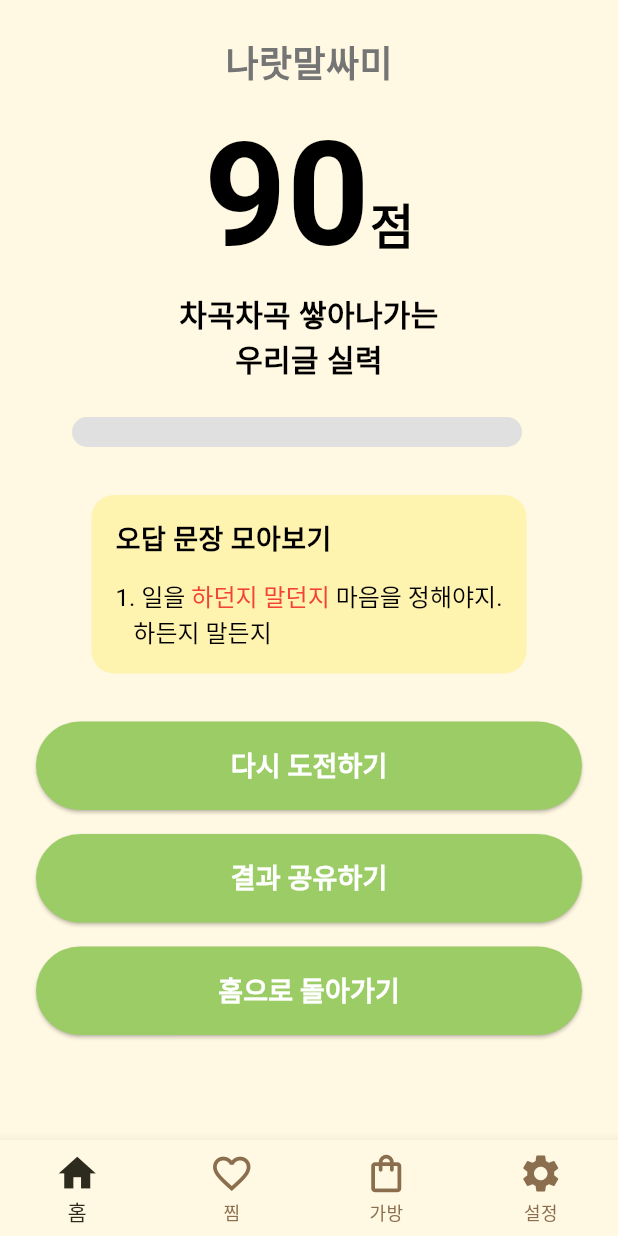
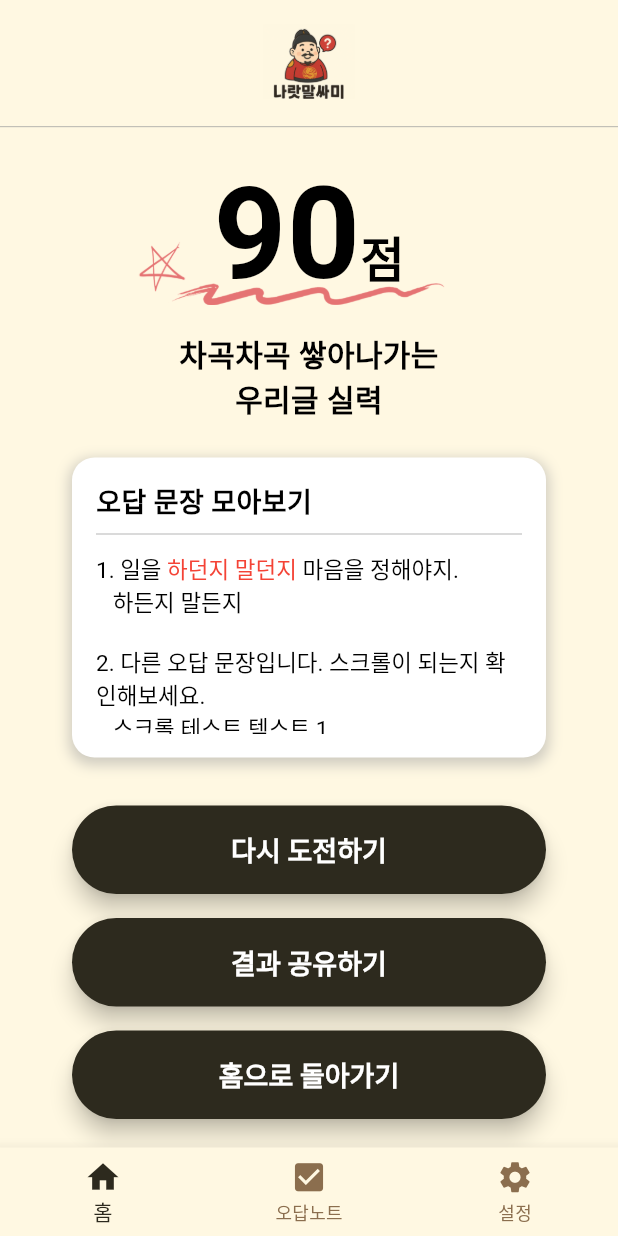
Before and after one commit to Sjaize/narat_app, a Flutter app: the ResultPage screen opened directly, on a phone screen of 412 x 824 dp. Run offline on Flutter 3.47's test engine with Material 3 defaults, Android fonts, the light colour scheme and no system bars; our stand-ins replace flutter_svg; Roboto replaces fonts that are missing (GmarketSansTTF).

Commit message:
frontend mockUp

```diff
--- a/my_flutter_app/lib/main_page.dart
+++ b/my_flutter_app/lib/main_page.dart
@@ -315,12 +315,8 @@ class MainPage extends StatelessWidget {
             label: '홈',
           ),
           BottomNavigationBarItem(
-            icon: Icon(Icons.favorite_border), // 하트 아이콘 (Outline 버전 사용)
-            label: '찜',
-          ),
-          BottomNavigationBarItem(
-            icon: Icon(Icons.shopping_bag_outlined), // 가방 아이콘 (Outline 버전 사용)
-            label: '가방',
+            icon: Icon(Icons.check_box), // 하트 아이콘을 체크 박스 아이콘으로 변경
+            label: '오답노트', // '찜'을 '오답노트'로 변경
           ),
           BottomNavigationBarItem(
             icon: Icon(Icons.settings), // 설정 아이콘
--- a/my_flutter_app/lib/problem_page.dart
+++ b/my_flutter_app/lib/problem_page.dart
@@ -29,12 +29,8 @@ class _ProblemPageState extends State<ProblemPage> {
             label: '홈',
           ),
           BottomNavigationBarItem(
-            icon: Icon(Icons.favorite_border), // 하트 아이콘 (Outline 버전 사용)
-            label: '찜',
-          ),
-          BottomNavigationBarItem(
-            icon: Icon(Icons.shopping_bag_outlined), // 가방 아이콘 (Outline 버전 사용)
-            label: '가방',
+            icon: Icon(Icons.check_box), // 하트 아이콘을 체크 박스 아이콘으로 변경
+            label: '오답노트', // '찜'을 '오답노트'로 변경
           ),
           BottomNavigationBarItem(
             icon: Icon(Icons.settings), // 설정 아이콘
--- a/my_flutter_app/lib/result_page.dart
+++ b/my_flutter_app/lib/result_page.dart
@@ -1,39 +1,51 @@
 import 'package:flutter/material.dart';
+import 'problem_page.dart';
+import 'main_page.dart'; // 홈으로 돌아가기 위한 메인 페이지 임포트
 
 class ResultPage extends StatelessWidget {
-  // TODO: 결과 데이터를 받을 변수 추가 (예: 점수, 틀린 문제 목록)
-  // final int score;
-  // final List<Problem> incorrectProblems;
+  final int score;
 
   const ResultPage({
     super.key,
-    // required this.score,
-    // required this.incorrectProblems,
+    this.score = 90, // 임시 기본값 90점
   });
 
   @override
   Widget build(BuildContext context) {
     return Scaffold(
       backgroundColor: const Color(0xFFFFF8E2), // 배경색
-      body: SafeArea(
-        bottom: false,
-        child: SingleChildScrollView( // 콘텐츠가 화면을 넘어갈 경우 스크롤 가능하도록
+      body: Column( // Main Column for the page
+        children: [
+          // 헤더 콘텐츠 (기존 헤더 영역에서 분리)
+          SafeArea( // 헤더 콘텐츠에만 SafeArea 적용하여 상태 표시줄 아래 배치
+            bottom: false, // 하단 시스템 바 영역은 피하지 않음
+            child: Padding(
+              padding: const EdgeInsets.only(top: 16.0), // 원래 수직 패딩 유지
               child: Column(
+                crossAxisAlignment: CrossAxisAlignment.start,
+                children: [
+                  // 상단 이미지 (onboarding.png)
+                  Center(
+                    child: Image.asset(
+                      'assets/images/onboarding.png', // 이미지 파일 경로
+                      height: 50.0, // 이미지 높이
+                    ),
+                  ),
+                  const SizedBox(height: 18.0), // 이미지와 구분선 사이 간격
+                  const Divider(height: 1.0, thickness: 0.5, color: Colors.grey), // 새로운 구분선 추가
+                ],
+              ),
+            ),
+          ),
+
+          // 스크롤 가능한 본문 영역
+          Expanded( // Expanded widget to take available vertical space
+            child: SingleChildScrollView( // Allows content inside to scroll
+              child: Column( // Column for the actual page content
                 crossAxisAlignment: CrossAxisAlignment.center,
                 children: [
-              const SizedBox(height: 24.0), // 상단 여백
-
-              // 나랏말싸미 로고 (텍스트로 임시 구현 또는 이미지 사용)
-              Text(
-                '나랏말싸미',
-                style: TextStyle(
-                  fontSize: 24,
-                  fontWeight: FontWeight.bold,
-                  color: Colors.grey[600], // 회색 계열
-                  // TODO: 이미지 사용 시 Image.asset('assets/images/...') 사용
-                ),
-              ),
-              const SizedBox(height: 24.0), // 로고와 점수 사이 간격
+                  // TODO: 점수 섹션, 프로그레스 바, 오답 섹션, 버튼들 추가
+                  const SizedBox(height: 24.0), // 헤더와 점수 섹션 사이 간격 조정 (기존 24.0에서 감소)
 
                   // 점수 섹션
                   Stack(
@@ -45,17 +57,17 @@ class ResultPage extends StatelessWidget {
                         crossAxisAlignment: CrossAxisAlignment.baseline,
                         textBaseline: TextBaseline.alphabetic,
                         children: [
-                      const Text(
-                        '90', // TODO: 실제 점수 변수 사용
-                        style: TextStyle(
-                          fontSize: 96, // 이미지 기반 글자 크기
+                          Text(
+                            '$score', // 실제 점수 변수 사용
+                            style: const TextStyle(
+                              fontSize: 85, // 이미지 기반 글자 크기
                               fontWeight: FontWeight.bold,
                               color: Colors.black,
-                          height: 1.0, // 줄 간격 조정
+                              height: 1.1, // 줄 간격 조정
                             ),
                           ),
                           const Text(
-                        '점', // TODO: '점' 텍스트
+                            '점', // '점' 텍스트
                             style: TextStyle(
                               fontSize: 32, // 이미지 기반 글자 크기
                               fontWeight: FontWeight.bold,
@@ -64,9 +76,26 @@ class ResultPage extends StatelessWidget {
                           ),
                         ],
                       ),
+                      Positioned(
+                        left: 90,
+                        bottom: 5.0, // star.png 위치 유지
+                        child: Image.asset(
+                          'assets/images/star.png', // 별 이미지 경로
+                          height: 40.0, // star.png 높이를 원래대로 되돌림
+                          color: const Color(0xFFE57373), // 빨간색으로 변경
+                        ),
+                      ),
+                      Positioned(
+                        bottom: -12.0, // 밑줄 이미지를 점수 텍스트 아래에 보이도록 조정
+                        child: Image.asset(
+                          'assets/images/underline.png', // 밑줄 이미지 경로
+                          width: 200.0, // underline.png 너비 조정
+                          color: const Color(0xFFE57373), // 빨간색으로 변경
+                        ),
+                      ),
                     ],
                   ),
-              const SizedBox(height: 16.0), // 점수와 텍스트 사이 간격
+                  const SizedBox(height: 18.0), // 점수와 텍스트 사이 간격 조정
 
                   // 차곡차곡 쌓아나가는 우리글 실력 텍스트
                   const Text(
@@ -79,64 +108,47 @@ class ResultPage extends StatelessWidget {
                       color: Colors.black,
                     ),
                   ),
-              const SizedBox(height: 24.0), // 텍스트와 프로그레스 바 사이 간격
-
-              // 프로그레스 바 및 달리는 캐릭터 이미지
-              Padding(
-                padding: const EdgeInsets.symmetric(horizontal: 48.0), // 좌우 여백 유지
-                child: Row(
-                  crossAxisAlignment: CrossAxisAlignment.center,
-                  children: [
-                    // 프로그레스 바 (임시 구현)
-                    Expanded(
-                      child: Container(
-                        height: 20.0,
-                        decoration: BoxDecoration(
-                          color: Colors.grey[300], // 프로그레스 바 배경색 임시 표시
-                          borderRadius: BorderRadius.circular(10.0), // 둥근 모서리
-                        ),
-                        // TODO: 실제 프로그레스 상태 반영
-                        // child: LinearProgressIndicator(...),
-                      ),
-                    ),
-                    const SizedBox(width: 16.0), // 프로그레스 바와 이미지 사이 간격
-                    // 달리는 캐릭터 이미지
-                    // Image.asset(
-                    //   'assets/images/loading.png', // 달리는 캐릭터 이미지 경로
-                    //   height: 40.0, // 이미지 크기 조정 (이미지 참고)
-                    // ),
-                  ],
-                ),
-              ),
-              const SizedBox(height: 32.0), // 프로그레스 바와 오답 섹션 사이 간격
-
+                  const SizedBox(height: 24.0), // 텍스트와 "오답 문장" 사이 간격 (이전 `텍스트와 프로그레스 바 사이 간격`)
 
                   // 오답 문장 모아보기 섹션
                   Container(
-                margin: const EdgeInsets.symmetric(horizontal: 24.0), // 좌우 여백
+                    margin: const EdgeInsets.symmetric(horizontal: 48.0), // 좌우 여백을 main_page와 동일하게 조정
                     padding: const EdgeInsets.all(16.0), // 내부 패딩
+                    height: 200.0, // 고정 높이 설정
                     decoration: BoxDecoration(
-                  color: const Color(0xFFFFF3B0), // 연한 노란색 배경
+                      color: Colors.white, // 배경색 흰색으로 변경
                       borderRadius: BorderRadius.circular(15.0), // 둥근 모서리
+                      boxShadow: [ // 그림자 효과 추가
+                        BoxShadow(
+                          color: Colors.grey.withOpacity(0.5),
+                          spreadRadius: 2,
+                          blurRadius: 7,
+                          offset: const Offset(0, 3), // x, y 축으로 그림자 위치 조정
+                        ),
+                      ],
                     ),
                     child: Column(
                       crossAxisAlignment: CrossAxisAlignment.start,
                       children: [
                         const Text(
                           '오답 문장 모아보기', // 이미지 참고
+                          textAlign: TextAlign.start, // 텍스트 좌측 정렬
                           style: TextStyle(
                             fontSize: 18, // 이미지 기반 글자 크기
                             fontWeight: FontWeight.bold,
                             color: Colors.black,
                           ),
                         ),
-                    const SizedBox(height: 12.0), // 제목과 오답 목록 사이 간격
-                    // TODO: 틀린 문제 목록 표시 (ListView.builder 또는 Column 사용)
-                    // 현재는 이미지에 있는 오답 예시 하드코딩
-                    RichText(
+                        const Divider(height: 16.0, thickness: 0.5, color: Colors.grey), // 구분선 추가
+                        const SizedBox(height: 4.0), // 제목과 오답 목록 사이 간격 조정
+
+                        // 오답 목록 텍스트 (스크롤 가능하게)
+                        Expanded( // Take remaining space in the fixed-height container
+                          child: SingleChildScrollView(
+                            child: RichText(
                               text: TextSpan(
                                 style: const TextStyle(
-                          fontSize: 16,
+                                  fontSize: 15,
                                   color: Colors.black,
                                 ),
                                 children: <TextSpan>[
@@ -147,9 +159,20 @@ class ResultPage extends StatelessWidget {
                                        color: Colors.red, // 이미지 참고 (빨간색)
                                     ),
                                   ),
-                          const TextSpan(text: ' 마음을 정해야지.'), // 이미지 참고
-                          const TextSpan(text: '\n   하든지 말든지'), // 이미지 참고
+                                  const TextSpan(text: ''' 마음을 정해야지.'''), // 이미지 참고
+                                  const TextSpan(text: '''\n   하든지 말든지'''), // 이미지 참고 (수정: 삼중 따옴표 사용)
+                                  const TextSpan(text: '''\n\n'''), // 스크롤 테스트용 추가 내용 (수정: 삼중 따옴표 사용)
+                                  const TextSpan(text: '2. 다른 오답 문장입니다. 스크롤이 되는지 확인해보세요.'),
+                                  const TextSpan(text: '''\n   스크롤 테스트 텍스트 1'''), // 수정: 삼중 따옴표 사용
+                                  const TextSpan(text: '''\n   스크롤 테스트 텍스트 2'''), // 수정: 삼중 따옴표 사용
+                                  const TextSpan(text: '''\n   스크롤 테스트 텍스트 3'''), // 수정: 삼중 따옴표 사용
+                                  const TextSpan(text: '''\n   스크롤 테스트 텍스트 4'''), // 수정: 삼중 따옴표 사용
+                                  const TextSpan(text: '''\n   스크롤 테스트 텍스트 5'''), // 수정: 삼중 따옴표 사용
+                                  const TextSpan(text: '''\n   스크롤 테스트 텍스트 6'''), // 수정: 삼중 따옴표 사용
+                                  const TextSpan(text: '''\n   스크롤 테스트 텍스트 7'''), // 수정: 삼중 따옴표 사용
                                 ],
+                              ),
+                            ),
                           ),
                         ),
                       ],
@@ -159,7 +182,7 @@ class ResultPage extends StatelessWidget {
 
                   // 버튼들
                   Padding(
-                padding: const EdgeInsets.symmetric(horizontal: 24.0), // 버튼 좌우 여백
+                    padding: const EdgeInsets.symmetric(horizontal: 48.0), // 버튼 좌우 여백을 줄여 사이즈 조정
                     child: Column(
                       children: [
                         // 다시 도전하기 버튼
@@ -169,17 +192,21 @@ class ResultPage extends StatelessWidget {
                             // Navigator.pushReplacementNamed(context, '/problem');
                           },
                           style: ElevatedButton.styleFrom(
-                        backgroundColor: const Color(0xFF9CCC65), // 녹색 배경 (이미지 참고)
-                        foregroundColor: Colors.white, // 글자색 흰색
-                        padding: const EdgeInsets.symmetric(vertical: 16.0), // 세로 패딩
+                            backgroundColor: const Color(0xFF2D2A1E), // main_page의 버튼 색상으로 변경
+                            foregroundColor: Colors.white, // 글자색 흰색 유지
+                            padding: const EdgeInsets.symmetric(vertical: 16.0), // 세로 패딩 유지
                             shape: RoundedRectangleBorder(
-                          borderRadius: BorderRadius.circular(30.0), // 둥근 모서리
+                              borderRadius: BorderRadius.circular(48.0), // 모서리 둥글기 48.0으로 변경
                             ),
+                            textStyle: const TextStyle(
+                              fontSize: 18,
+                              fontWeight: FontWeight.bold,
+                            ), // 텍스트 스타일 유지
+                            elevation: 6.0, // 그림자 효과 추가
                             minimumSize: const Size(double.infinity, 50), // 너비를 double.infinity로 설정
                           ),
                           child: const Text(
                             '다시 도전하기', // 이미지 참고
-                        style: TextStyle(fontSize: 18, fontWeight: FontWeight.bold),
                           ),
                         ),
                         const SizedBox(height: 16.0), // 버튼 사이 간격
@@ -190,17 +217,21 @@ class ResultPage extends StatelessWidget {
                             // TODO: 결과 공유하기 액션
                           },
                            style: ElevatedButton.styleFrom(
-                        backgroundColor: const Color(0xFF9CCC65), // 녹색 배경 (이미지 참고)
-                        foregroundColor: Colors.white, // 글자색 흰색
-                        padding: const EdgeInsets.symmetric(vertical: 16.0), // 세로 패딩
+                            backgroundColor: const Color(0xFF2D2A1E), // main_page의 버튼 색상으로 변경
+                            foregroundColor: Colors.white, // 글자색 흰색 유지
+                            padding: const EdgeInsets.symmetric(vertical: 16.0), // 세로 패딩 유지
                             shape: RoundedRectangleBorder(
-                          borderRadius: BorderRadius.circular(30.0), // 둥근 모서리
+                              borderRadius: BorderRadius.circular(48.0), // 모서리 둥글기 48.0으로 변경
                             ),
+                            textStyle: const TextStyle(
+                              fontSize: 18,
+                              fontWeight: FontWeight.bold,
+                            ), // 텍스트 스타일 유지
+                            elevation: 6.0, // 그림자 효과 추가
                              minimumSize: const Size(double.infinity, 50), // 너비를 double.infinity로 설정
                           ),
                           child: const Text(
                             '결과 공유하기', // 이미지 참고
-                        style: TextStyle(fontSize: 18, fontWeight: FontWeight.bold),
                           ),
                         ),
                         const SizedBox(height: 16.0), // 버튼 사이 간격
@@ -208,21 +239,29 @@ class ResultPage extends StatelessWidget {
                         // 홈으로 돌아가기 버튼
                         ElevatedButton(
                           onPressed: () {
-                        // TODO: 홈으로 돌아가기 액션
-                         // Navigator.popUntil(context, ModalRoute.withName('/')); // 예시: 홈 경로로 pop
+                            // 홈으로 돌아가기 액션
+                             Navigator.pushAndRemoveUntil(
+                               context,
+                               MaterialPageRoute(builder: (context) => const MainPage()),
+                               (Route<dynamic> route) => false, // 모든 이전 라우트 제거
+                             );
                           },
                            style: ElevatedButton.styleFrom(
-                        backgroundColor: const Color(0xFF9CCC65), // 녹색 배경 (이미지 참고)
-                        foregroundColor: Colors.white, // 글자색 흰색
-                        padding: const EdgeInsets.symmetric(vertical: 16.0), // 세로 패딩
+                            backgroundColor: const Color(0xFF2D2A1E), // main_page의 버튼 색상으로 변경
+                            foregroundColor: Colors.white, // 글자색 흰색 유지
+                            padding: const EdgeInsets.symmetric(vertical: 16.0), // 세로 패딩 유지
                             shape: RoundedRectangleBorder(
-                          borderRadius: BorderRadius.circular(30.0), // 둥근 모서리
+                              borderRadius: BorderRadius.circular(48.0), // 모서리 둥글기 48.0으로 변경
                             ),
+                            textStyle: const TextStyle(
+                              fontSize: 18,
+                              fontWeight: FontWeight.bold,
+                            ), // 텍스트 스타일 유지
+                            elevation: 6.0, // 그림자 효과 추가
                              minimumSize: const Size(double.infinity, 50), // 너비를 double.infinity로 설정
                           ),
                           child: const Text(
                             '홈으로 돌아가기', // 이미지 참고
-                        style: TextStyle(fontSize: 18, fontWeight: FontWeight.bold),
                           ),
                         ),
                       ],
@@ -233,6 +272,8 @@ class ResultPage extends StatelessWidget {
               ),
             ),
           ),
+        ],
+      ),
       bottomNavigationBar: BottomNavigationBar(
         items: const <BottomNavigationBarItem>[
           BottomNavigationBarItem(
@@ -240,12 +281,8 @@ class ResultPage extends StatelessWidget {
             label: '홈',
           ),
           BottomNavigationBarItem(
-            icon: Icon(Icons.favorite_border), // 하트 아이콘 (Outline 버전 사용)
-            label: '찜',
-          ),
-          BottomNavigationBarItem(
-            icon: Icon(Icons.shopping_bag_outlined), // 가방 아이콘 (Outline 버전 사용)
-            label: '가방',
+            icon: Icon(Icons.check_box), // 하트 아이콘을 체크 박스 아이콘으로 변경
+            label: '오답노트', // '찜'을 '오답노트'로 변경
           ),
           BottomNavigationBarItem(
             icon: Icon(Icons.settings), // 설정 아이콘
@@ -256,7 +293,7 @@ class ResultPage extends StatelessWidget {
         selectedItemColor: const Color(0xFF2D2A1E), // 선택된 아이템 색상 (이미지 기반)
         unselectedItemColor: const Color(0xFF8B6E4E), // 선택되지 않은 아이템 색상 (이미지 기반)
         backgroundColor: const Color(0xFFFFF8E2), // 네비게이션 바 배경색 (이미지 기반)
-        iconSize: 30.0, // 아이콘 크기 유지
+        iconSize: 25.0, // 아이콘 크기 (메인/문제 페이지와 동일)
         onTap: (index) {
           // TODO: 탭 전환 로직 구현
         },
```
Also changed, not shown: my_flutter_app/pubspec.lock. Lines whose indentation alone changed are shown as unchanged.
